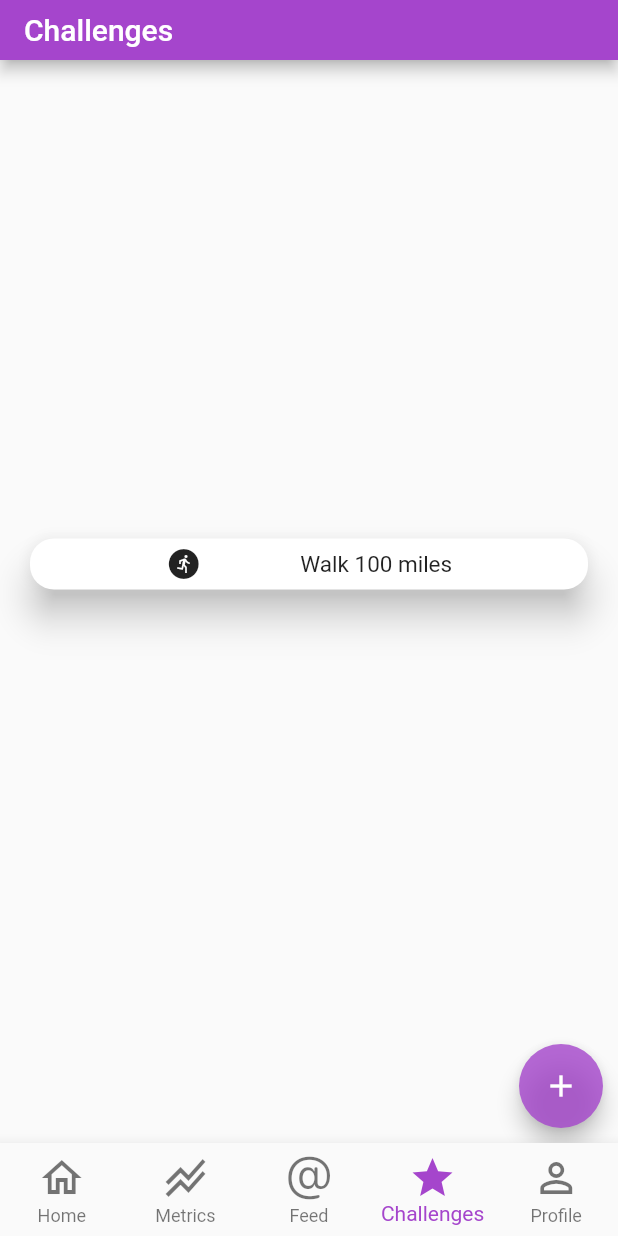
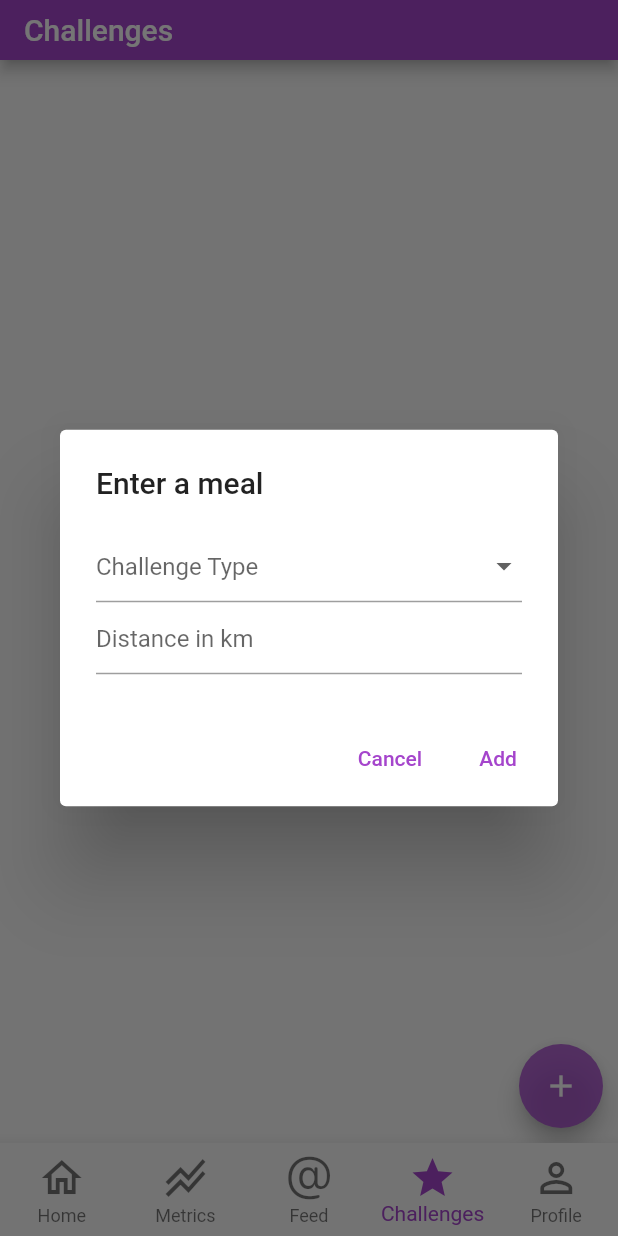
Before and after one commit to bakhtw1/Trifit, a Flutter app: the screen it shows after launch, item 4 of the bottom bar chosen, after a tap on the "add" icon, on a phone screen of 412 x 824 dp. Run offline on Flutter 3.47's test engine with Material 2 defaults, Android fonts, the phone set to English and light mode, and no system bars; missing offline and left inert: dart:ffi.

Commit message:
Added functionality to customize challenges and further formatted the challenge cards

```diff
--- a/lib/Screens/challenges.dart
+++ b/lib/Screens/challenges.dart
@@ -1,5 +1,11 @@
+import 'dart:ffi';
+import 'dart:math';
+
 import 'package:flutter/material.dart';
+import 'package:flutter/rendering.dart';
 import '../assets/Styles.dart';
+import '../components/dropdown.dart';
+
 
 class Challenges extends StatefulWidget {
   const Challenges({Key? key}) : super(key: key);
@@ -21,10 +27,10 @@ class _ChallengesState extends State<Challenges> {
           padding: const EdgeInsets.only(left: 8, right: 8, bottom: 50),
           margin: const EdgeInsets.all(8),
           child: Column(
-            mainAxisAlignment: MainAxisAlignment.center,
+            mainAxisAlignment: MainAxisAlignment.start,
             crossAxisAlignment: CrossAxisAlignment.center,
             children: [
-              for (var i in challenges) challengeCard("Walk 100 miles")
+              for (var i in challenges) challengeCard(i)
             ],
           ),
         ),
@@ -35,7 +41,10 @@ class _ChallengesState extends State<Challenges> {
             backgroundColor: trifitColor[700],
             onPressed: () {
               setState(() {
-                challenges.add({"challengeText": "Run 100 miles"});
+
+                showMealEntryDialog(() => {
+                  setState(() {})
+                });
               });
             },
             tooltip: 'Edit',
@@ -46,36 +55,155 @@ class _ChallengesState extends State<Challenges> {
     );
   }
 
-  Container challengeCard(String challText) => Container(
+  void showMealEntryDialog(reload) {
+    final _formKey = GlobalKey<FormState>();
+    String challengeTypeDropdownValue = "";
+
+    TextEditingController distanceTextController = TextEditingController();
+    showDialog(
+      context: context,
+      builder: (context) {
+        return StatefulBuilder(
+          builder: (context, setState) {
+            return AlertDialog(
+              title: Text('Enter a meal'),
+              content: Container(
+                width: MediaQuery.of(context).size.width*0.8,
+                child: SingleChildScrollView(
+                  child: Form(
+                    key: _formKey,
+                    child: Column(
+                      children: [
+
+                        Align(
+                          alignment: Alignment.topLeft,
+                          child: Row(
+                            children: [
+                              Container(
+                                child: DropdownMenu(
+                                  onValueSelected: (String value) { challengeTypeDropdownValue = value; },
+                                  dropdownOptions: ["Walk", "Run", "Bike"],
+                                  placeholderText: "Challenge Type",
+                                  flex: 3,
+                                ),
+                              ),
+                            ],
+                          )
+                        ),
+
+                        Container(
+                          child: TextFormField(
+                            keyboardType: TextInputType.number,
+                            controller: distanceTextController,
+                            decoration: InputDecoration(hintText: "Distance in km"),
+                            validator: (value) {
+                              if (value == null || value.isEmpty) {
+                                return 'Required';
+                              }
+                              if (num.tryParse(value) == null) {
+                                return 'Must be number';
+                              }
+                              return null;
+                            },
+                          ),
+                        )
+
+
+                      ],
+                    ),
+                  ),
+                )
+              ),
+              actions: [
+                TextButton(
+                  onPressed: () => Navigator.pop(context),
+                  child: Text('Cancel'),
+                ),
+                TextButton(
+                  onPressed: () {
+                    challenges.add({
+                      "challengeText": challengeTypeDropdownValue+" "+distanceTextController.text+" km",
+                      "challengeType": challengeTypeDropdownValue,
+                      "challengeProgress": Random().nextInt(100)/100,
+                    });
+                    Navigator.pop(context);
+                  },
+                  child: Text('Add'),
+                ),
+              ],
+            );
+          }
+        );
+      },
+    );
+  }
+
+  Container challengeCard(challengeData) => Container(
     child: Card(
       elevation: 10,
       shape: RoundedRectangleBorder(
           borderRadius: BorderRadius.circular(16)),
       child: Padding(
         padding: const EdgeInsets.all(5),
-        child: Column(
-          mainAxisAlignment: MainAxisAlignment.spaceBetween,
+        child: Row(
           children: [
             Padding(
-              padding: const EdgeInsets.only(
-                left: 20,
-                right: 20,
+              padding: EdgeInsets.only(
+                left: 5,
+                top: 5,
+                bottom: 5
               ),
-              child: Row(
-                mainAxisAlignment: MainAxisAlignment.spaceEvenly,
+              child: Icon(
+                getIcon(challengeData["challengeType"]),
+                size: 40,
+              ),
+            ),
+            Expanded(child: Container()),
+            Column(
               children: [
-                  Icon(
-                    Icons.run_circle
-                  ),
                 Text(
-                    challText,
+                  challengeData["challengeText"],
                   style: TextStyle(fontSize: 15)
                 ),
+                Container(height: 2,),
+                progressBar(challengeData["challengeProgress"])
               ],
             ),
+            Expanded(child: Container()),
+          ],
         )
+      ),
+    ),
+  );
+
+  IconData getIcon(String icon) {
+    if(icon == "Walk") {
+      return Icons.directions_walk;
+    }
+    else if(icon == "Run") {
+      return Icons.directions_run;
+    }
+    else {
+      return Icons.directions_bike;
+    }
+  }
+
+  Container progressBar(percent) => Container(
+    height: 25,
+    width: MediaQuery.of(context).size.width * 0.4,
+    color: Colors.grey.withOpacity(0.4),
+    child: Padding(
+      padding: const EdgeInsets.all(3),
+      child: Stack(
+      children: [
+        Positioned(
+          child: Container(
+            color: trifitColor[700],
+            height: 19,
+            width: MediaQuery.of(context).size.width * 0.4 * percent,
+          ),
+        ),
       ],
-        ),
     ),
     ),
   );
```
Lines whose indentation alone changed are shown as unchanged.
